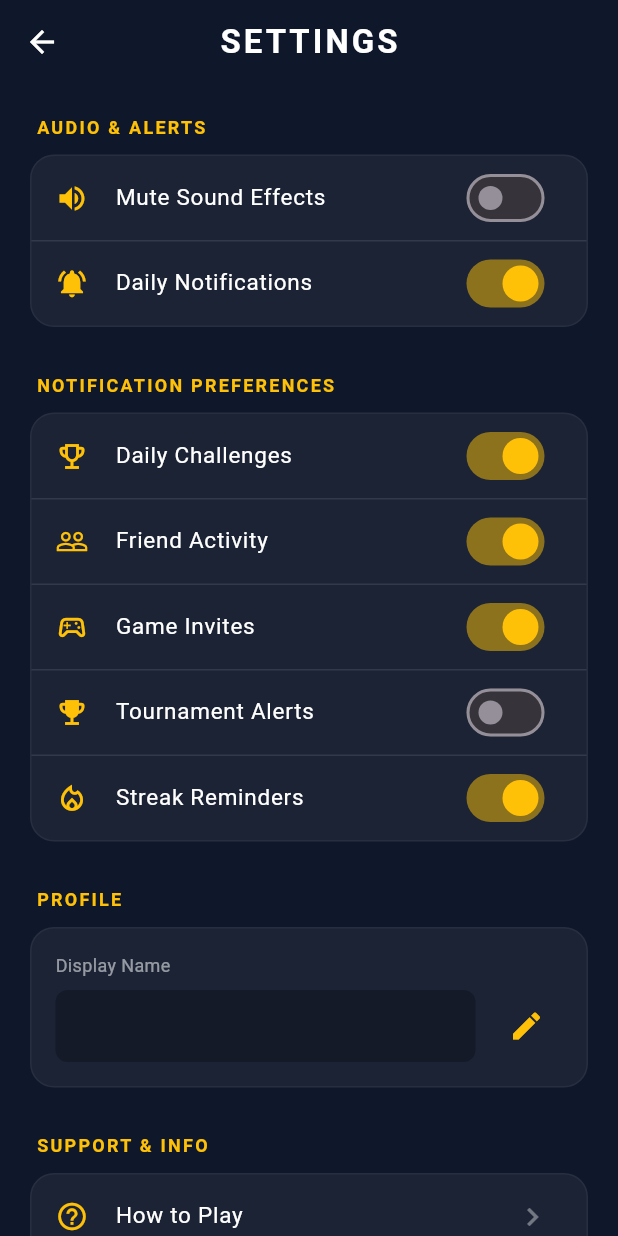
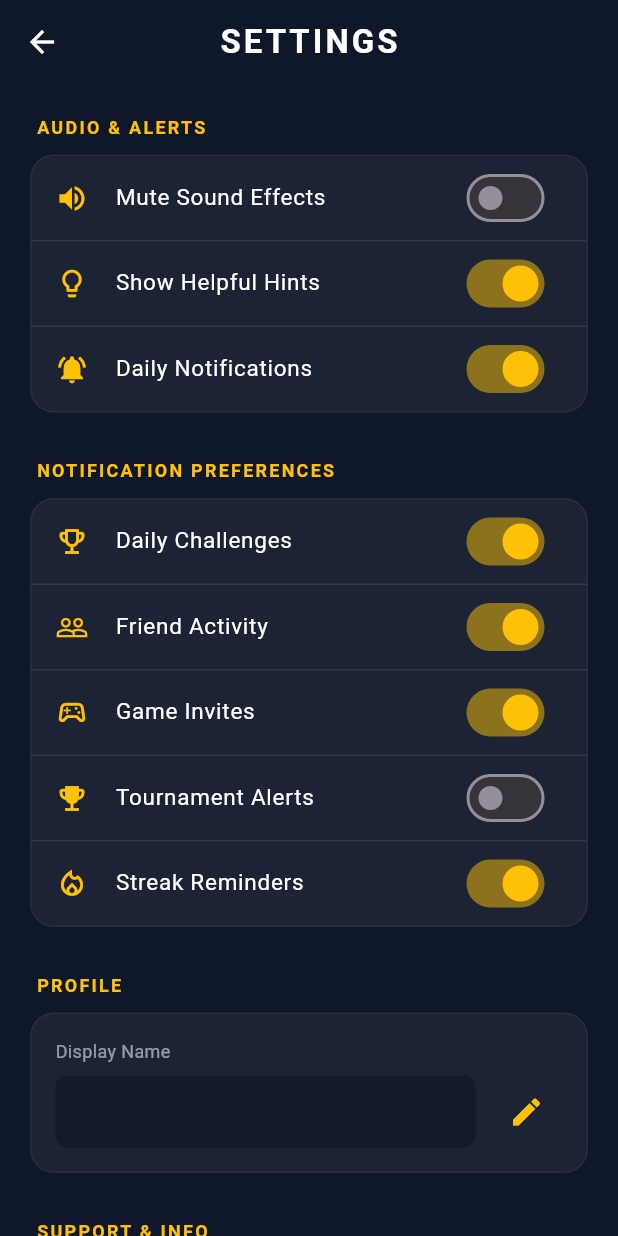
Before and after one commit to Iconia7/Kadi-Ke, a Flutter app: the TutorialScreen screen opened directly, after a tap on "Skip", after a tap on the "settings" icon, on a phone screen of 412 x 824 dp. Run offline on Flutter 3.47's test engine with Material 3 defaults, Android fonts, the phone set to English and light mode, and no system bars; our stand-ins replace audioplayers, awesome_notifications, confetti, firebase_core, firebase_messaging, google_mobile_ads and 7 more; missing offline and left inert: in_app_purchase_android, in_app_update, network_info_plus; accounts and stored records are empty; network calls fail.

Commit message:
hint system

```diff
--- a/lib/screens/settings_screen.dart
+++ b/lib/screens/settings_screen.dart
@@ -27,6 +27,9 @@ class _SettingsScreenState extends State<SettingsScreen> {
   bool _notifTournaments = false;
   bool _notifStreaks = true;
 
+  // Game Preferences
+  bool _hintsEnabled = true;
+
   final TextEditingController _nameController = TextEditingController();
   bool _isEditingName = false;
   bool _isSaving = false;
@@ -38,7 +41,23 @@ class _SettingsScreenState extends State<SettingsScreen> {
     super.initState();
     _isMuted = SoundService.isMuted;
     _notificationsEnabled = ProgressionService().areNotificationsEnabled();
+    _loadPreferences();
     _loadCurrentName();
+  }
+
+  Future<void> _loadPreferences() async {
+    final prefs = await SharedPreferences.getInstance();
+    if (mounted) {
+      setState(() {
+        _hintsEnabled = prefs.getBool('hints_enabled') ?? true;
+
+        _notifChallenges = prefs.getBool('notif_pref_challenges') ?? true;
+        _notifFriendActivity = prefs.getBool('notif_pref_friend_activity') ?? true;
+        _notifGameInvites = prefs.getBool('notif_pref_game_invites') ?? true;
+        _notifTournaments = prefs.getBool('notif_pref_tournaments') ?? false;
+        _notifStreaks = prefs.getBool('notif_pref_streaks') ?? true;
+      });
+    }
   }
 
   Future<void> _loadCurrentName() async {
@@ -132,6 +151,17 @@ class _SettingsScreenState extends State<SettingsScreen> {
               (val) {
                 setState(() => _isMuted = val);
                 SoundService.toggleMute(val);
+              }
+            ),
+            const Divider(height: 1, color: Colors.white10),
+            _buildSwitchTile(
+              "Show Helpful Hints",
+              _hintsEnabled,
+              Icons.lightbulb_outline,
+              (val) async {
+                setState(() => _hintsEnabled = val);
+                final prefs = await SharedPreferences.getInstance();
+                await prefs.setBool('hints_enabled', val);
               }
             ),
             const Divider(height: 1, color: Colors.white10),
--- a/pubspec.yaml
+++ b/pubspec.yaml
@@ -16,7 +16,7 @@ publish_to: 'none' # Remove this line if you wish to publish to pub.dev
 # https://developer.apple.com/library/archive/documentation/General/Reference/InfoPlistKeyReference/Articles/CoreFoundationKeys.html
 # In Windows, build-name is used as the major, minor, and patch parts
 # of the product and file versions while build-number is used as the build suffix.
-version: 6.3.26+60
+version: 7.3.26+61
 
 environment:
   sdk: ^3.9.2
```
Also changed, not shown: lib/screens/game_screen.dart (+92 -24 lines), lib/widgets/playing_card_widget.dart (+19 -5 lines).
